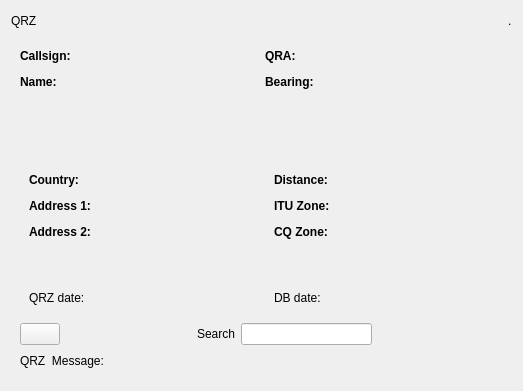
The window that mqt/MqtLogger/qrzdisplayframe.ui (Rsclub22/Minos2-Mirror) describes before a commit, drawn with Qt 5.
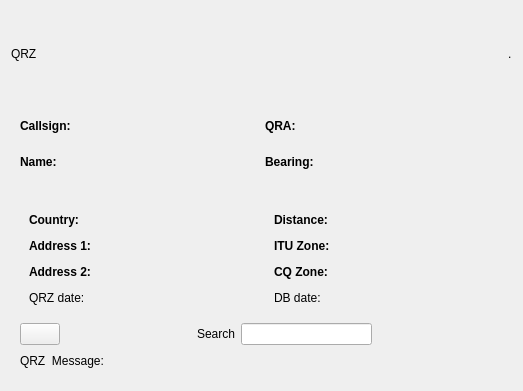
The same window after the commit. Custom widgets are drawn as their Qt base class.

Commit message: Improve QRZ panel layout to reduce white space

What changed in the file:
```diff
--- a/mqt/MqtLogger/qrzdisplayframe.ui
+++ b/mqt/MqtLogger/qrzdisplayframe.ui
@@ -207,19 +207,6 @@
         </item>
        </layout>
       </item>
-      <item>
-       <spacer name="verticalSpacer_3">
-        <property name="orientation">
-         <enum>Qt::Vertical</enum>
-        </property>
-        <property name="sizeHint" stdset="0">
-         <size>
-          <width>20</width>
-          <height>40</height>
-         </size>
-        </property>
-       </spacer>
-      </item>
      </layout>
     </widget>
    </item>
@@ -345,19 +332,6 @@
              </item>
             </layout>
            </item>
-           <item>
-            <spacer name="verticalSpacer">
-             <property name="orientation">
-              <enum>Qt::Vertical</enum>
-             </property>
-             <property name="sizeHint" stdset="0">
-              <size>
-               <width>20</width>
-               <height>40</height>
-              </size>
-             </property>
-            </spacer>
-           </item>
            <item>
             <layout class="QHBoxLayout" name="horizontalLayout_13">
              <item>
@@ -503,19 +477,6 @@
              </item>
             </layout>
            </item>
-           <item>
-            <spacer name="verticalSpacer_2">
-             <property name="orientation">
-              <enum>Qt::Vertical</enum>
-             </property>
-             <property name="sizeHint" stdset="0">
-              <size>
-               <width>20</width>
-               <height>40</height>
-              </size>
-             </property>
-            </spacer>
-           </item>
            <item>
             <layout class="QHBoxLayout" name="horizontalLayout_14">
              <item>
```
Left out of the diff: 36 changed lines with no effect on the pictures. The commit also changes 1 other file.
